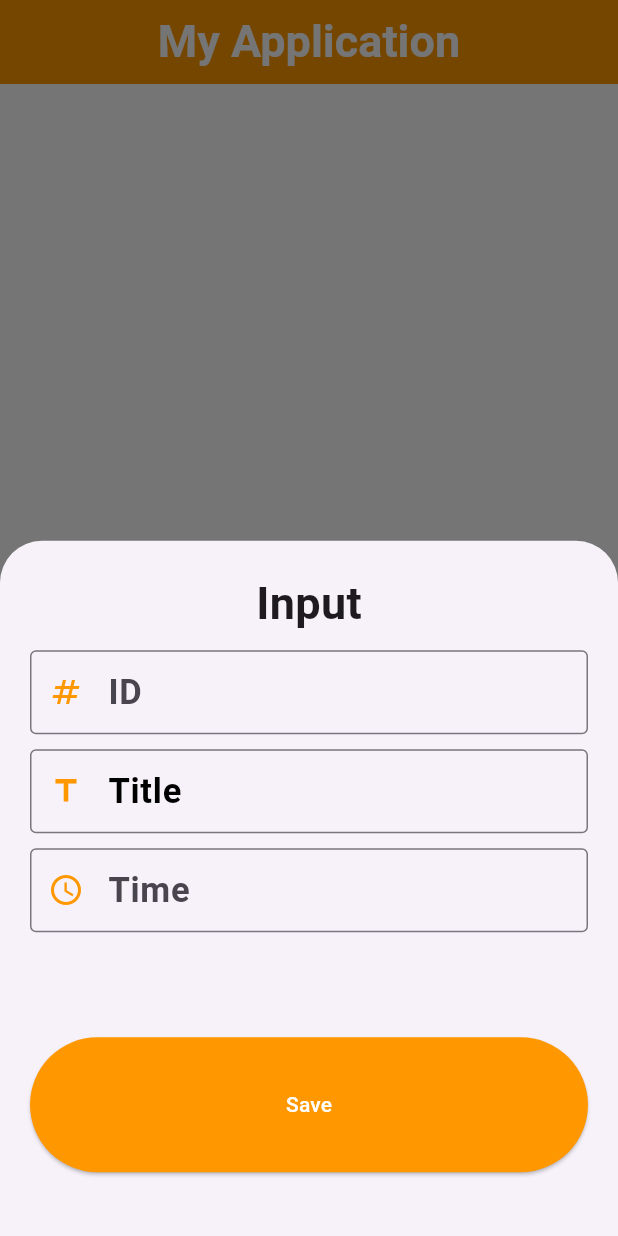
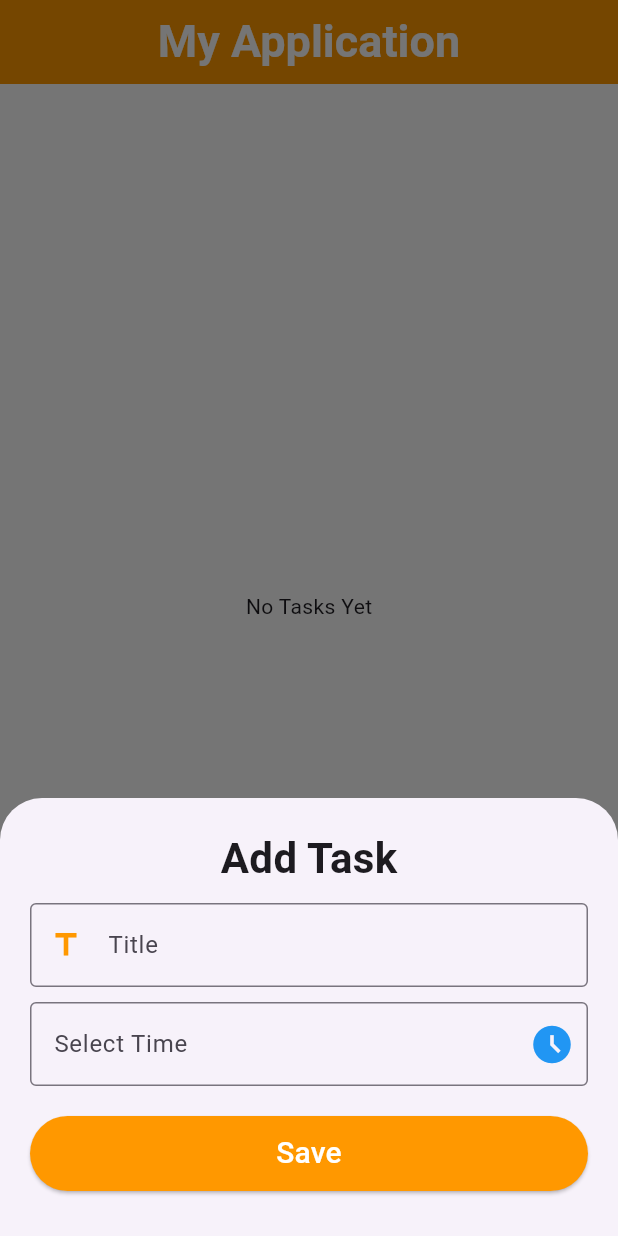
Before and after one commit to AHMED-ali123-ali/tasks-2025-10-13, a Flutter app: the screen it shows after launch, after a tap on the "add" icon, on a phone screen of 412 x 824 dp. Run offline on Flutter 3.47's test engine with Material 3 defaults, Android fonts, the phone set to English and light mode, and no system bars; our stand-ins replace flutter_bloc, sqflite; accounts and stored records are empty.

```diff
--- a/lib/main.dart
+++ b/lib/main.dart
@@ -1,48 +1,38 @@
 import 'package:flutter/material.dart';
-import 'package:sqllite/manger/model.dart';
+import 'package:flutter_bloc/flutter_bloc.dart';
+import 'package:sqllite/service/database_local.dart';
+import 'manger/app_cupit.dart';
+import 'manger/app_state.dart';
 import 'package:sqllite/service/database_local.dart';
 import 'package:sqllite/widegts/bottomsheet.dart';
-
 void main() async {
   WidgetsFlutterBinding.ensureInitialized();
   await createDatabase();
-  runApp(const MyTaskApp());
+  runApp(const MyApp());
 }
 
-class MyTaskApp extends StatelessWidget {
-  const MyTaskApp({super.key});
+class MyApp extends StatelessWidget {
+  const MyApp({super.key});
 
   @override
   Widget build(BuildContext context) {
-    return const MaterialApp(
+    return BlocProvider(
+      create: (context) => AppCubit()..loadTasks(),
+      child: MaterialApp(
         debugShowCheckedModeBanner: false,
-      home: MyApp(),
+        home: const HomePage(),
+      ),
     );
   }
 }
 
-class MyApp extends StatefulWidget {
-  const MyApp({super.key});
+class HomePage extends StatelessWidget {
+  const HomePage({super.key});
 
   @override
-  State<MyApp> createState() => _MyAppState();
-}
+  Widget build(BuildContext context) {
+    final cubit = context.read<AppCubit>();
 
-class _MyAppState extends State<MyApp> {
-  List<Data> tasks = [];
-
-  @override
-  void initState() {
-    super.initState();
-    loadTasks();
-  }
-
-  Future<void> loadTasks() async {
-    tasks = await getData();
-    setState(() {});
-  }
-  @override
-  Widget build(BuildContext context) {
     return Scaffold(
       backgroundColor: Colors.white,
       appBar: AppBar(
@@ -50,13 +40,22 @@ class _MyAppState extends State<MyApp> {
         title: const Text(
           'My Application',
           style: TextStyle(
-              fontWeight: FontWeight.bold, fontSize: 30, color: Colors.white),
+            fontWeight: FontWeight.bold,
+            fontSize: 30,
+            color: Colors.white,
+          ),
         ),
         centerTitle: true,
       ),
-      body: tasks.isEmpty
-          ? const Center(child: Text(''))
-          :ListView.builder(
+      body: BlocBuilder<AppCubit, AppState>(
+        builder: (context, state) {
+          if (state is AppLoading) {
+            return const Center(child: CircularProgressIndicator());
+          } else if (state is AppLoaded) {
+            final tasks = state.tasks;
+            if (tasks.isEmpty) {
+              return const Center(child: Text('No Tasks Yet'));}
+            return ListView.builder(
               itemCount: tasks.length,
               itemBuilder: (context, index) {
                 final task = tasks[index];
@@ -88,10 +87,45 @@ class _MyAppState extends State<MyApp> {
                             fontWeight: FontWeight.bold,
                           ),
                         ),
-                ],
+                    Container(
+                      margin: const EdgeInsets.symmetric(vertical: 6),
+                      decoration: BoxDecoration(
+                        borderRadius: BorderRadius.circular(12),
+                        border: Border.all(
+                          color: Colors.white,
+                          width: 1.5,
+                        ),
+                      ),
+                      child: IconButton(
+                        onPressed: () {
+                          BlocProvider.of<AppCubit>(
+                            context,
+                          ).removeTask(task.id);
+                          BlocProvider.of<AppCubit>(context).loadTasks();
+                          ScaffoldMessenger.of(context).showSnackBar(
+                            const SnackBar(
+                              content: Text("Task Deleted Successfully"),
+                            ),
+                          );
+                        },
+                        icon: const Icon(
+                          Icons.delete,
+                          color: Colors.white,
+                          size: 26,
+                        ),
+                      ),
+
+                    )],
+
                     ),
                   ),
                 );
+              },
+            );
+          } else if (state is AppError) {
+            return Center(child: Text('Error: ${state.message}'));
+          }
+          return const SizedBox();
         },
       ),
       floatingActionButton: FloatingActionButton(
@@ -100,12 +134,19 @@ class _MyAppState extends State<MyApp> {
         onPressed: () {
           showModalBottomSheet(
             context: context,
-            builder: (context) => TaskBottomSheet(
-              onSave: (newTask) async {
-                await insertValue(newTask);
-                await loadTasks();
+            isScrollControlled: true,
+            builder: (context) {
+              return Padding(
+                padding: EdgeInsets.only(
+                  bottom: MediaQuery.of(context).viewInsets.bottom,
+                ),
+                child: TaskBottomSheet(
+                  onSave: (newTask) {
+                 cubit.addTask(newTask);
                   },
                 ),
+              );
+            },
           );
         },
       ),
@@ -118,13 +159,16 @@ class _MyAppState extends State<MyApp> {
         items: const [
           BottomNavigationBarItem(
             icon: Icon(Icons.task, color: Colors.orange, size: 28),
-              label: 'New Task'),
+            label: 'New Task',
+          ),
           BottomNavigationBarItem(
             icon: Icon(Icons.check_circle, color: Colors.orange, size: 28),
-              label: 'Circle'),
+            label: 'Circle',
+          ),
           BottomNavigationBarItem(
             icon: Icon(Icons.archive, color: Colors.orange, size: 28),
-              label: 'Archive Task'),
+            label: 'Archive Task',
+          ),
         ],
       ),
     );
--- /dev/null
+++ b/lib/manger/app_cupit.dart
@@ -0,0 +1,39 @@
+import 'package:flutter_bloc/flutter_bloc.dart';
+import '../model/model.dart';
+import '../service/database_local.dart';
+import 'app_state.dart';
+
+class AppCubit extends Cubit<AppState> {
+  AppCubit() : super(AppInitial());
+  List<Data> tasks = [];
+
+  Future<void> loadTasks() async {
+    emit(AppLoading());
+    try {
+      final tasks = await getData();
+      emit(AppLoaded(tasks));
+    } catch (e) {
+      emit(AppError(e.toString()));
+    }
+  }
+
+  Future<void> addTask(Data task) async {
+    try {
+      await insertValue(task);
+      await loadTasks();
+    } catch (e) {
+      emit(AppError(e.toString()));
+    }
+  }
+
+  Future<void> removeTask(int? id) async {
+
+    try {
+      await remove(id!);
+      tasks = await getData();
+      emit(AppLoaded(tasks));
+    } catch (e) {
+      emit(AppError(e.toString()));
+    }
+  }
+}
--- /dev/null
+++ b/lib/manger/app_state.dart
@@ -0,0 +1,17 @@
+import '../model/model.dart';
+
+abstract class AppState {}
+
+class AppInitial extends AppState {}
+
+class AppLoading extends AppState {}
+
+class AppLoaded extends AppState {
+  final List<Data> tasks;
+  AppLoaded(this.tasks);
+}
+
+class AppError extends AppState {
+  final String message;
+  AppError(this.message);
+}
--- a/lib/manger/model.dart
+++ b/lib/model/model.dart
@@ -4,7 +4,6 @@ class Data {
  final String data;
  final String time;
  final String status;
-
 
   Data({
     this.id,
--- a/lib/service/database_local.dart
+++ b/lib/service/database_local.dart
@@ -1,5 +1,6 @@
 import 'package:sqflite/sqflite.dart';
-import '../manger/model.dart';
+
+import '../model/model.dart';
 
 Database? database;
 
@@ -18,7 +19,6 @@ Future<void> createDatabase() async {
     },
   );
 }
-
 Future<void> insertValue(Data task) async {
   await database!.insert(
     'Test',
@@ -32,3 +32,20 @@ Future<List<Data>> getData() async {
   final List<Map<String, dynamic>> maps = await database!.query('Test');
   return List.generate(maps.length, (i) => Data.fromMap(maps[i]));
 }
+Future<void> remove(int id) async {
+  await database!.delete(
+    'Test',
+    where: 'id = ?',
+    whereArgs: [id],
+  );
+  print('Deleted task with id $id');
+}
+
+Future<void> edit(Data task) async {
+  await database!.update(
+    'Test',
+    task.toMap(),
+    where: 'id = ?',
+    whereArgs: [task.id],
+  );
+}
--- a/lib/widegts/bottomsheet.dart
+++ b/lib/widegts/bottomsheet.dart
@@ -1,6 +1,8 @@
+
+import 'package:flutter/cupertino.dart';
 import 'package:flutter/material.dart';
 
-import '../manger/model.dart';
+import '../model/model.dart';
 
 class TaskBottomSheet extends StatefulWidget {
   final Function(Data) onSave;
@@ -16,65 +18,98 @@ class _TaskBottomSheetState extends State<TaskBottomSheet> {
   final TextEditingController timeController = TextEditingController();
 
   @override
+  void dispose() {
+    idController.dispose();
+    titleController.dispose();
+    timeController.dispose();
+    super.dispose();
+  }
+
+  @override
   Widget build(BuildContext context) {
-    return Container(
+    return Padding(
+      padding:
+      EdgeInsets.only(bottom: MediaQuery.of(context).viewInsets.bottom),
+      child: Container(
         padding: const EdgeInsets.all(20),
-      height: 500,
         child: Column(
+          mainAxisSize: MainAxisSize.min,
           crossAxisAlignment: CrossAxisAlignment.start,
           children: [
-          Center(child: Text('Input', style: TextStyle(fontSize: 30, fontWeight: FontWeight.bold))),
-          SizedBox(height: 10),
-          TextFormField(
-            controller: idController,
-            keyboardType: TextInputType.number,
-            decoration: InputDecoration(
-              labelText: 'ID',
-              labelStyle: TextStyle(fontSize: 23,fontWeight: FontWeight.bold),
-              border: OutlineInputBorder(),
-              prefixIcon: Icon(Icons.numbers, color: Colors.orange),
+            Center(
+              child: Text(
+                'Add Task',
+                style: TextStyle(fontSize: 28, fontWeight: FontWeight.bold),
               ),
             ),
-          SizedBox(height: 10),
+            const SizedBox(height: 10),
             TextFormField(
               controller: titleController,
               decoration: InputDecoration(
                 labelText: 'Title',
-              labelStyle: TextStyle(fontSize: 23,fontWeight: FontWeight.bold,color:Colors.black),
                 border: OutlineInputBorder(),
                 prefixIcon: Icon(Icons.title, color: Colors.orange),
               ),
             ),
-          SizedBox(height: 10),
-          TextField(
+            const SizedBox(height: 10),
+      TextFormField(
+        readOnly: true,
         controller: timeController,
-            decoration: InputDecoration(
-              labelText: 'Time',
-              labelStyle: TextStyle(fontSize: 23,fontWeight: FontWeight.bold),
+        decoration: const InputDecoration(
+          labelText: "Select Time",
           border: OutlineInputBorder(),
-              prefixIcon: Icon(Icons.access_time, color: Colors.orange),
+          suffixIcon: Icon(
+            Icons.access_time_filled,
+            color: Colors.blue,
+            size: 30,
           ),
         ),
-          SizedBox(height: 70),
-          Container(
-            height:90,
+        onTap: () async {
+          showTimePicker(
+            context: context,
+            initialTime: TimeOfDay.now(),
+          ).then((onValue) {
+            if (onValue != null) {
+              timeController.text =
+                  "${onValue.hour}:${onValue.minute} ${onValue.period.name}"
+                      .toString();
+            }
+          });
+        },
+        validator: (value) {
+          if (value!.isEmpty) {
+            return "Enter task time";
+          }
+          return null;
+        },
+      ),
+        const SizedBox(height: 20),
+            SizedBox(
+              width: double.infinity,
+              height: 50,
               child: ElevatedButton(
-              style: ElevatedButton.styleFrom(backgroundColor: Colors.orange),
                 onPressed: () {
                   final newTask = Data(
                     id: int.tryParse(idController.text),
                     title: titleController.text,
                     time: timeController.text,
-                  status: 'new', data: '2.30',
+                    status: 'new',
+                    data: '2.30',
                   );
-
                   widget.onSave(newTask);
                   Navigator.pop(context);
                 },
-              child: Center(child: Text('Save', style: TextStyle(color: Colors.white))),
-            )
+                style:
+                ElevatedButton.styleFrom(backgroundColor: Colors.orange),
+                child: const Text(
+                  'Save',
+                  style: TextStyle(fontSize: 20, color: Colors.white),
                 ),
+              ),
+            ),
+            const SizedBox(height: 10),
           ],
+        ),
       ),
     );
   }
--- a/pubspec.yaml
+++ b/pubspec.yaml
@@ -37,6 +37,7 @@ dependencies:
   # Use with the CupertinoIcons class for iOS style icons.
   cupertino_icons: ^1.0.8
   sqflite: ^2.4.2
+  flutter_bloc: ^9.1.1
 
 dev_dependencies:
   flutter_test:
```
Also changed, not shown: pubspec.lock, 1 other file. Lines whose indentation alone changed are shown as unchanged.
